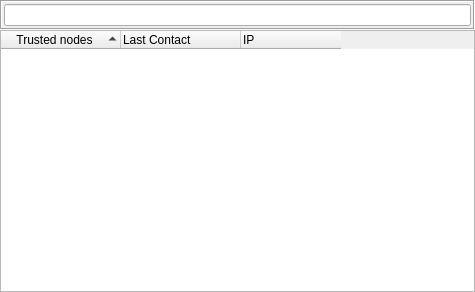
This is retroshare-gui/src/gui/common/FriendList.ui in RetroShare/RetroShare as Qt 5 draws it before an edit. The edited form follows.
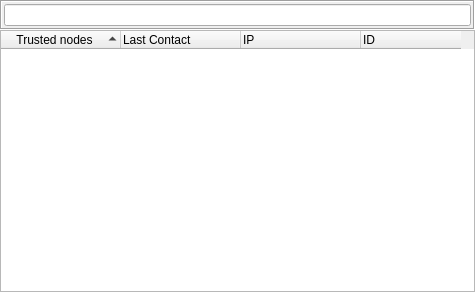
This is the edited form. Custom widgets are drawn as their Qt base class.

Commit message: Add new Filter by ID in FriendList.

Patch:
```diff
--- a/retroshare-gui/src/gui/common/FriendList.ui
+++ b/retroshare-gui/src/gui/common/FriendList.ui
@@ -71,7 +71,7 @@
       <bool>false</bool>
      </property>
      <property name="columnCount">
-      <number>3</number>
+      <number>4</number>
      </property>
      <attribute name="headerDefaultSectionSize">
       <number>120</number>
@@ -97,6 +97,11 @@
        <string>IP</string>
       </property>
      </column>
+     <column>
+      <property name="text">
+       <string>ID</string>
+      </property>
+     </column>
     </widget>
    </item>
   </layout>
```
The commit also changes 2 other files.
